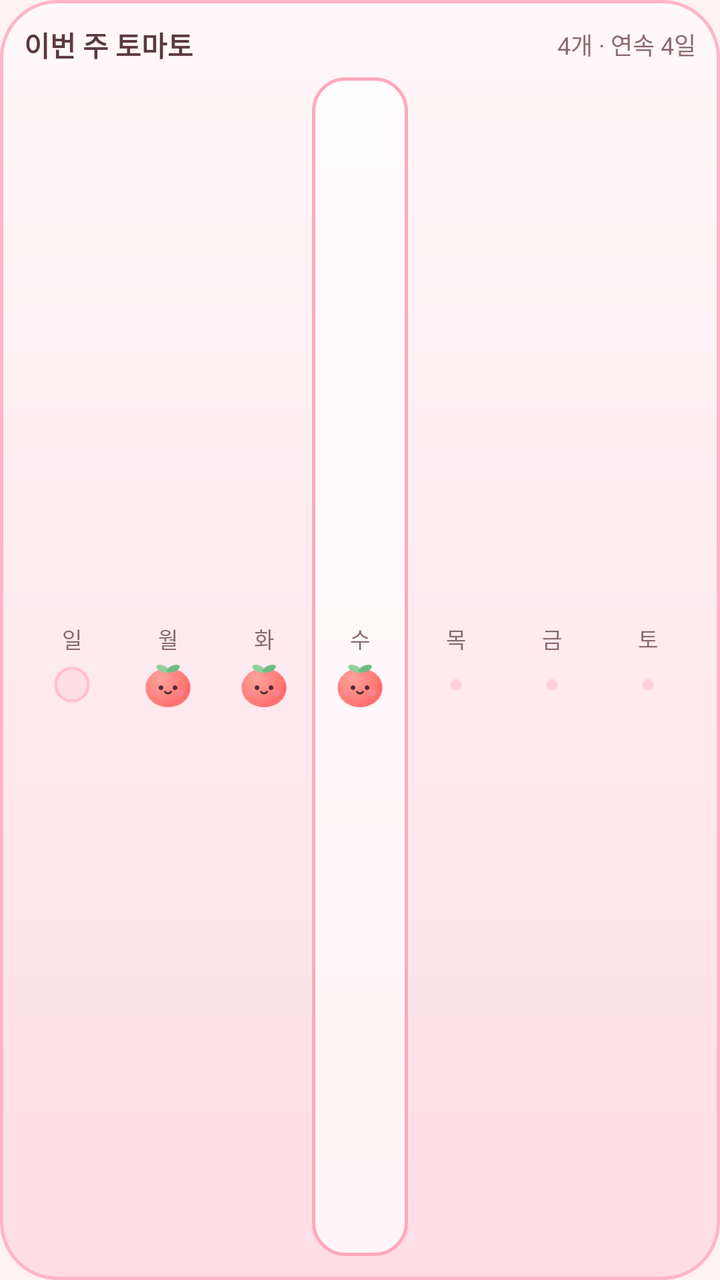
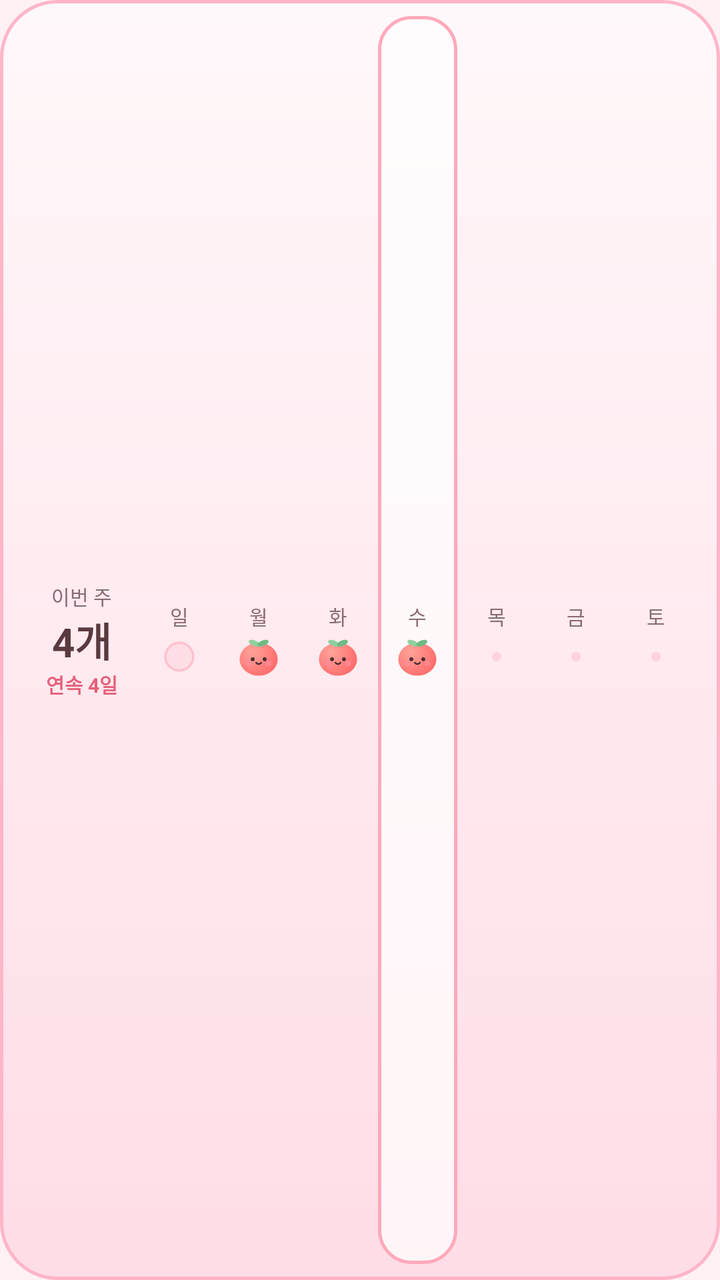

Compare the two renders of this Android layout. The source of the first and the diff that turns it into the second are given below.
<!-- AndroidManifest.xml: application theme Theme.Todori -->
<!-- res/layout/widget_preview.xml -->
<?xml version="1.0" encoding="utf-8"?>
<LinearLayout xmlns:android="http://schemas.android.com/apk/res/android"
    android:layout_width="match_parent"
    android:layout_height="match_parent"
    android:background="@drawable/bg_widget"
    android:orientation="vertical"
    android:padding="12dp">

    <LinearLayout
        android:layout_width="match_parent"
        android:layout_height="wrap_content"
        android:gravity="center_vertical"
        android:orientation="horizontal">

        <TextView
            android:layout_width="0dp"
            android:layout_height="wrap_content"
            android:layout_weight="1"
            android:text="@string/widget_title"
            android:textColor="#FF5A3A3F"
            android:textSize="14sp"
            android:textStyle="bold" />

        <TextView
            android:layout_width="wrap_content"
            android:layout_height="wrap_content"
            android:text="@string/widget_preview_summary"
            android:textColor="#FF8A6A70"
            android:textSize="12sp" />
    </LinearLayout>

    <LinearLayout
        android:layout_width="match_parent"
        android:layout_height="0dp"
        android:layout_marginTop="6dp"
        android:layout_weight="1"
        android:orientation="horizontal">

        <LinearLayout style="@style/WidgetPreviewDay">
            <TextView
                style="@style/WidgetPreviewDayLabel"
                android:text="@string/weekday_sun" />
            <ImageView
                style="@style/WidgetPreviewTomato"
                android:src="@drawable/widget_tomato_empty" />
        </LinearLayout>

        <LinearLayout style="@style/WidgetPreviewDay">
            <TextView
                style="@style/WidgetPreviewDayLabel"
                android:text="@string/weekday_mon" />
            <ImageView
                style="@style/WidgetPreviewTomato"
                android:src="@drawable/widget_tomato" />
        </LinearLayout>

        <LinearLayout style="@style/WidgetPreviewDay">
            <TextView
                style="@style/WidgetPreviewDayLabel"
                android:text="@string/weekday_tue" />
            <ImageView
                style="@style/WidgetPreviewTomato"
                android:src="@drawable/widget_tomato" />
        </LinearLayout>

        <LinearLayout style="@style/WidgetPreviewDay" android:background="@drawable/bg_widget_today">
            <TextView
                style="@style/WidgetPreviewDayLabel"
                android:text="@string/weekday_wed" />
            <ImageView
                style="@style/WidgetPreviewTomato"
                android:src="@drawable/widget_tomato" />
        </LinearLayout>

        <LinearLayout style="@style/WidgetPreviewDay">
            <TextView
                style="@style/WidgetPreviewDayLabel"
                android:text="@string/weekday_thu" />
            <ImageView
                style="@style/WidgetPreviewTomato"
                android:src="@drawable/widget_dot_future" />
        </LinearLayout>

        <LinearLayout style="@style/WidgetPreviewDay">
            <TextView
                style="@style/WidgetPreviewDayLabel"
                android:text="@string/weekday_fri" />
            <ImageView
                style="@style/WidgetPreviewTomato"
                android:src="@drawable/widget_dot_future" />
        </LinearLayout>

        <LinearLayout style="@style/WidgetPreviewDay">
            <TextView
                style="@style/WidgetPreviewDayLabel"
                android:text="@string/weekday_sat" />
            <ImageView
                style="@style/WidgetPreviewTomato"
                android:src="@drawable/widget_dot_future" />
        </LinearLayout>
    </LinearLayout>
</LinearLayout>
<!-- resources referenced by this layout -->
<resources>
  <!-- drawable bg_widget (drawable) -->
  <?xml version="1.0" encoding="utf-8"?>
  <shape xmlns:android="http://schemas.android.com/apk/res/android"
      android:shape="rectangle">
      <gradient
          android:angle="270"
          android:endColor="#FFFFDDE6"
          android:startColor="#FFFFF8FA" />
      <corners android:radius="28dp" />
      <stroke
          android:width="1.5dp"
          android:color="#FFFFB5C8" />
  </shape>
  <!-- drawable bg_widget_today (drawable) -->
  <?xml version="1.0" encoding="utf-8"?>
  <shape xmlns:android="http://schemas.android.com/apk/res/android"
      android:shape="rectangle">
      <solid android:color="#B3FFFFFF" />
      <corners android:radius="16dp" />
      <stroke
          android:width="1.5dp"
          android:color="#FFFFA9BA" />
  </shape>
  <!-- drawable widget_dot_future (drawable) -->
  <?xml version="1.0" encoding="utf-8"?>
  <vector xmlns:android="http://schemas.android.com/apk/res/android"
      android:width="24dp"
      android:height="24dp"
      android:viewportWidth="24"
      android:viewportHeight="24">
      
      <path
          android:fillColor="#40FF8FA3"
          android:pathData="M12,12m-2.6,0a2.6,2.6 0,1 1,5.2 0a2.6,2.6 0,1 1,-5.2 0" />
  </vector>
  <!-- drawable widget_tomato: vector/xml drawable (drawable, 2048 chars, omitted) -->
  <!-- drawable widget_tomato_empty (drawable) -->
  <?xml version="1.0" encoding="utf-8"?>
  <vector xmlns:android="http://schemas.android.com/apk/res/android"
      android:width="24dp"
      android:height="24dp"
      android:viewportWidth="24"
      android:viewportHeight="24">
      
      <path
          android:fillColor="#1FFF8FA3"
          android:pathData="M12,12m-7.6,0a7.6,7.6 0,1 1,15.2 0a7.6,7.6 0,1 1,-15.2 0"
          android:strokeColor="#66FF8FA3"
          android:strokeWidth="1.3" />
  </vector>
  <string name="weekday_fri">금</string>
  <string name="weekday_mon">월</string>
  <string name="weekday_sat">토</string>
  <string name="weekday_sun">일</string>
  <string name="weekday_thu">목</string>
  <string name="weekday_tue">화</string>
  <string name="weekday_wed">수</string>
  <string name="widget_preview_summary">4개 · 연속 4일</string>
  <string name="widget_title">이번 주 토마토</string>
  <style name="WidgetPreviewDay">
          <item name="android:layout_width">0dp</item>
          <item name="android:layout_height">match_parent</item>
          <item name="android:layout_weight">1</item>
          <item name="android:gravity">center</item>
          <item name="android:orientation">vertical</item>
      </style>
  <style name="WidgetPreviewDayLabel">
          <item name="android:layout_width">wrap_content</item>
          <item name="android:layout_height">wrap_content</item>
          <item name="android:textColor">#FF8A6A70</item>
          <item name="android:textSize">11sp</item>
      </style>
  <style name="WidgetPreviewTomato">
          <item name="android:layout_width">26dp</item>
          <item name="android:layout_height">26dp</item>
          <item name="android:layout_marginTop">2dp</item>
      </style>
  <style name="Theme.Todori" parent="android:Theme.Material.Light.NoActionBar">
          <item name="android:windowBackground">@color/splash_background</item>
      </style>
  <color name="splash_background">#FFFFF1F4</color>
</resources>

<!-- the commit's change to res/layout/widget_preview.xml (unified diff, before → after) -->
@@ -3,100 +3,101 @@
     android:layout_width="match_parent"
     android:layout_height="match_parent"
     android:background="@drawable/bg_widget"
-    android:orientation="vertical"
-    android:padding="12dp">
+    android:gravity="center_vertical"
+    android:orientation="horizontal"
+    android:paddingHorizontal="12dp"
+    android:paddingVertical="8dp">
 
     <LinearLayout
-        android:layout_width="match_parent"
+        android:layout_width="58dp"
         android:layout_height="wrap_content"
-        android:gravity="center_vertical"
-        android:orientation="horizontal">
+        android:gravity="center_horizontal"
+        android:orientation="vertical">
 
         <TextView
-            android:layout_width="0dp"
+            android:layout_width="wrap_content"
             android:layout_height="wrap_content"
-            android:layout_weight="1"
-            android:text="@string/widget_title"
+            android:text="@string/widget_week_label"
+            android:textColor="#FF8A6A70"
+            android:textSize="10sp" />
+
+        <TextView
+            android:layout_width="wrap_content"
+            android:layout_height="wrap_content"
+            android:text="@string/widget_preview_count"
             android:textColor="#FF5A3A3F"
-            android:textSize="14sp"
+            android:textSize="20sp"
             android:textStyle="bold" />
 
         <TextView
             android:layout_width="wrap_content"
             android:layout_height="wrap_content"
-            android:text="@string/widget_preview_summary"
-            android:textColor="#FF8A6A70"
-            android:textSize="12sp" />
+            android:text="@string/widget_preview_streak"
+            android:textColor="#FFE5607A"
+            android:textSize="10sp"
+            android:textStyle="bold" />
     </LinearLayout>
 
-    <LinearLayout
-        android:layout_width="match_parent"
-        android:layout_height="0dp"
-        android:layout_marginTop="6dp"
-        android:layout_weight="1"
-        android:orientation="horizontal">
+    <LinearLayout style="@style/WidgetPreviewDay">
+        <TextView
+            style="@style/WidgetPreviewDayLabel"
+            android:text="@string/weekday_sun" />
+        <ImageView
+            style="@style/WidgetPreviewTomato"
+            android:src="@drawable/widget_tomato_empty" />
+    </LinearLayout>
 
-        <LinearLayout style="@style/WidgetPreviewDay">
-            <TextView
-                style="@style/WidgetPreviewDayLabel"
-                android:text="@string/weekday_sun" />
-            <ImageView
-                style="@style/WidgetPreviewTomato"
-                android:src="@drawable/widget_tomato_empty" />
-        </LinearLayout>
+    <LinearLayout style="@style/WidgetPreviewDay">
+        <TextView
+            style="@style/WidgetPreviewDayLabel"
+            android:text="@string/weekday_mon" />
+        <ImageView
+            style="@style/WidgetPreviewTomato"
+            android:src="@drawable/widget_tomato" />
+    </LinearLayout>
 
-        <LinearLayout style="@style/WidgetPreviewDay">
-            <TextView
-                style="@style/WidgetPreviewDayLabel"
-                android:text="@string/weekday_mon" />
-            <ImageView
-                style="@style/WidgetPreviewTomato"
-                android:src="@drawable/widget_tomato" />
-        </LinearLayout>
+    <LinearLayout style="@style/WidgetPreviewDay">
+        <TextView
+            style="@style/WidgetPreviewDayLabel"
+            android:text="@string/weekday_tue" />
+        <ImageView
+            style="@style/WidgetPreviewTomato"
+            android:src="@drawable/widget_tomato" />
+    </LinearLayout>
 
-        <LinearLayout style="@style/WidgetPreviewDay">
-            <TextView
-                style="@style/WidgetPreviewDayLabel"
-                android:text="@string/weekday_tue" />
-            <ImageView
-                style="@style/WidgetPreviewTomato"
-                android:src="@drawable/widget_tomato" />
-        </LinearLayout>
+    <LinearLayout style="@style/WidgetPreviewDay" android:background="@drawable/bg_widget_today">
+        <TextView
+            style="@style/WidgetPreviewDayLabel"
+            android:text="@string/weekday_wed" />
+        <ImageView
+            style="@style/WidgetPreviewTomato"
+            android:src="@drawable/widget_tomato" />
+    </LinearLayout>
 
-        <LinearLayout style="@style/WidgetPreviewDay" android:background="@drawable/bg_widget_today">
-            <TextView
-                style="@style/WidgetPreviewDayLabel"
-                android:text="@string/weekday_wed" />
-            <ImageView
-                style="@style/WidgetPreviewTomato"
-                android:src="@drawable/widget_tomato" />
-        </LinearLayout>
+    <LinearLayout style="@style/WidgetPreviewDay">
+        <TextView
+            style="@style/WidgetPreviewDayLabel"
+            android:text="@string/weekday_thu" />
+        <ImageView
+            style="@style/WidgetPreviewTomato"
+            android:src="@drawable/widget_dot_future" />
+    </LinearLayout>
 
-        <LinearLayout style="@style/WidgetPreviewDay">
-            <TextView
-                style="@style/WidgetPreviewDayLabel"
-                android:text="@string/weekday_thu" />
-            <ImageView
-                style="@style/WidgetPreviewTomato"
-                android:src="@drawable/widget_dot_future" />
-        </LinearLayout>
+    <LinearLayout style="@style/WidgetPreviewDay">
+        <TextView
+            style="@style/WidgetPreviewDayLabel"
+            android:text="@string/weekday_fri" />
+        <ImageView
+            style="@style/WidgetPreviewTomato"
+            android:src="@drawable/widget_dot_future" />
+    </LinearLayout>
 
-        <LinearLayout style="@style/WidgetPreviewDay">
-            <TextView
-                style="@style/WidgetPreviewDayLabel"
-                android:text="@string/weekday_fri" />
-            <ImageView
-                style="@style/WidgetPreviewTomato"
-                android:src="@drawable/widget_dot_future" />
-        </LinearLayout>
-
-        <LinearLayout style="@style/WidgetPreviewDay">
-            <TextView
-                style="@style/WidgetPreviewDayLabel"
-                android:text="@string/weekday_sat" />
-            <ImageView
-                style="@style/WidgetPreviewTomato"
-                android:src="@drawable/widget_dot_future" />
-        </LinearLayout>
+    <LinearLayout style="@style/WidgetPreviewDay">
+        <TextView
+            style="@style/WidgetPreviewDayLabel"
+            android:text="@string/weekday_sat" />
+        <ImageView
+            style="@style/WidgetPreviewTomato"
+            android:src="@drawable/widget_dot_future" />
     </LinearLayout>
 </LinearLayout>
<!-- resource entries referenced after the edit -->
@@ -57,8 +57,9 @@
   <string name="weekday_thu">목</string>
   <string name="weekday_tue">화</string>
   <string name="weekday_wed">수</string>
-  <string name="widget_preview_summary">4개 · 연속 4일</string>
-  <string name="widget_title">이번 주 토마토</string>
+  <string name="widget_preview_count">4개</string>
+  <string name="widget_preview_streak">연속 4일</string>
+  <string name="widget_week_label">이번 주</string>
   <style name="WidgetPreviewDay">
           <item name="android:layout_width">0dp</item>
           <item name="android:layout_height">match_parent</item>
@@ -70,11 +71,11 @@
           <item name="android:layout_width">wrap_content</item>
           <item name="android:layout_height">wrap_content</item>
           <item name="android:textColor">#FF8A6A70</item>
-          <item name="android:textSize">11sp</item>
+          <item name="android:textSize">10sp</item>
       </style>
   <style name="WidgetPreviewTomato">
-          <item name="android:layout_width">26dp</item>
-          <item name="android:layout_height">26dp</item>
+          <item name="android:layout_width">22dp</item>
+          <item name="android:layout_height">22dp</item>
           <item name="android:layout_marginTop">2dp</item>
       </style>
   <style name="Theme.Todori" parent="android:Theme.Material.Light.NoActionBar">
